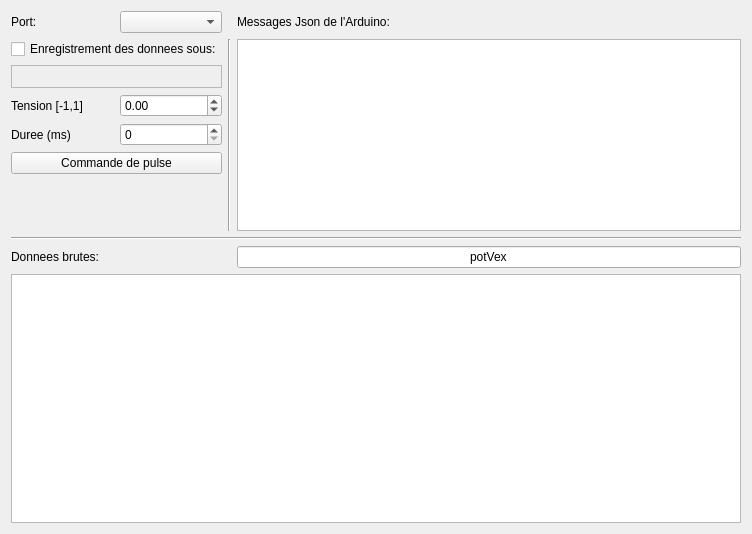
Old version of the form IdentificationParams/identification_Qt/mainwindow.ui in the repository GPr1me/RobotPendule.
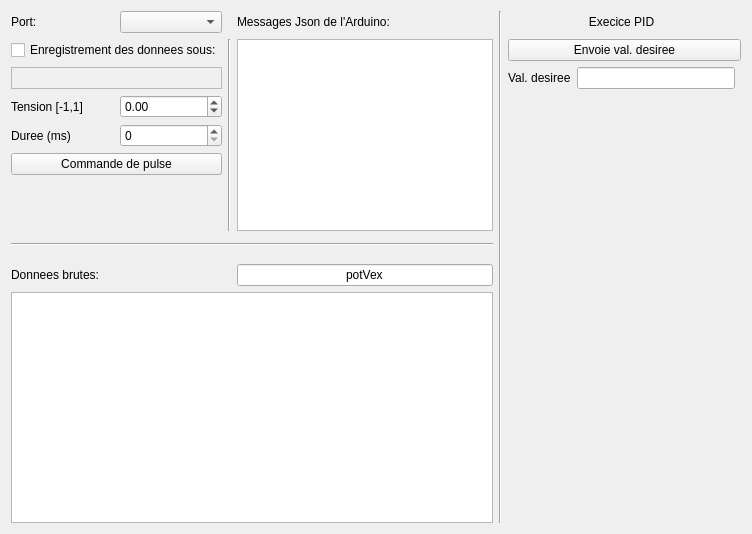
New version of the form.

```diff
--- a/IdentificationParams/identification_Qt/mainwindow.ui
+++ b/IdentificationParams/identification_Qt/mainwindow.ui
@@ -18,28 +18,104 @@
   </property>
   <widget class="QWidget" name="centralWidget">
    <layout class="QGridLayout" name="gridLayout">
-    <item row="3" column="0" colspan="2">
-     <widget class="QCheckBox" name="checkBox">
+    <item row="4" column="3">
+     <widget class="QLabel" name="label_4">
       <property name="text">
-       <string>Enregistrement des donnees sous:</string>
+       <string>Messages Json de l'Arduino:</string>
       </property>
+      <property name="alignment">
+       <set>Qt::AlignLeading|Qt::AlignLeft|Qt::AlignVCenter</set>
+      </property>
      </widget>
     </item>
-    <item row="5" column="0">
+    <item row="5" column="5" colspan="3">
+     <widget class="QPushButton" name="pushButton">
+      <property name="text">
+       <string>Envoie val. desiree</string>
+      </property>
+     </widget>
+    </item>
+    <item row="17" column="0" colspan="4">
+     <widget class="QGraphicsView" name="graphicsView"/>
+    </item>
+    <item row="7" column="0">
      <widget class="QLabel" name="label">
       <property name="text">
        <string>Tension [-1,1]</string>
       </property>
      </widget>
     </item>
-    <item row="6" column="0">
+    <item row="5" column="2" rowspan="7">
+     <widget class="Line" name="line_2">
+      <property name="orientation">
+       <enum>Qt::Vertical</enum>
+      </property>
+     </widget>
+    </item>
+    <item row="6" column="6">
+     <widget class="QLineEdit" name="lineEdit"/>
+    </item>
+    <item row="9" column="0" colspan="2">
+     <widget class="QPushButton" name="pulseButton">
+      <property name="text">
+       <string>Commande de pulse</string>
+      </property>
+     </widget>
+    </item>
+    <item row="5" column="3" rowspan="7">
+     <widget class="QTextBrowser" name="textBrowser">
+      <property name="font">
+       <font>
+        <pointsize>9</pointsize>
+       </font>
+      </property>
+     </widget>
+    </item>
+    <item row="16" column="3">
+     <widget class="QLineEdit" name="JsonKey">
+      <property name="text">
+       <string>potVex</string>
+      </property>
+      <property name="alignment">
+       <set>Qt::AlignCenter</set>
+      </property>
+     </widget>
+    </item>
+    <item row="6" column="0" colspan="2">
+     <widget class="QLabel" name="label_pathCSV">
+      <property name="frameShape">
+       <enum>QFrame::StyledPanel</enum>
+      </property>
+      <property name="text">
+       <string/>
+      </property>
+      <property name="textFormat">
+       <enum>Qt::AutoText</enum>
+      </property>
+     </widget>
+    </item>
+    <item row="8" column="0">
      <widget class="QLabel" name="label_2">
       <property name="text">
        <string>Duree (ms)</string>
       </property>
      </widget>
     </item>
-    <item row="5" column="1">
+    <item row="5" column="0" colspan="2">
+     <widget class="QCheckBox" name="checkBox">
+      <property name="text">
+       <string>Enregistrement des donnees sous:</string>
+      </property>
+     </widget>
+    </item>
+    <item row="13" column="0" colspan="4">
+     <widget class="Line" name="line">
+      <property name="orientation">
+       <enum>Qt::Horizontal</enum>
+      </property>
+     </widget>
+    </item>
+    <item row="7" column="1">
      <widget class="QDoubleSpinBox" name="PWMBox">
       <property name="minimum">
        <double>-1.000000000000000</double>
@@ -52,14 +128,7 @@
       </property>
      </widget>
     </item>
-    <item row="11" column="0" colspan="4">
-     <widget class="Line" name="line">
-      <property name="orientation">
-       <enum>Qt::Horizontal</enum>
-      </property>
-     </widget>
-    </item>
-    <item row="6" column="1">
+    <item row="8" column="1">
      <widget class="QSpinBox" name="DurationBox">
       <property name="keyboardTracking">
        <bool>false</bool>
@@ -75,79 +144,44 @@
       </property>
      </widget>
     </item>
-    <item row="3" column="2" rowspan="7">
-     <widget class="Line" name="line_2">
-      <property name="orientation">
-       <enum>Qt::Vertical</enum>
-      </property>
-     </widget>
-    </item>
-    <item row="7" column="0" colspan="2">
-     <widget class="QPushButton" name="pulseButton">
+    <item row="6" column="5">
+     <widget class="QLabel" name="label_7">
       <property name="text">
-       <string>Commande de pulse</string>
+       <string>Val. desiree</string>
       </property>
      </widget>
     </item>
-    <item row="14" column="0" colspan="3">
+    <item row="16" column="0" colspan="3">
      <widget class="QLabel" name="label_3">
       <property name="text">
        <string>Donnees brutes:</string>
       </property>
      </widget>
     </item>
-    <item row="15" column="0" colspan="4">
-     <widget class="QGraphicsView" name="graphicsView"/>
-    </item>
-    <item row="14" column="3">
-     <widget class="QLineEdit" name="JsonKey">
-      <property name="text">
-       <string>potVex</string>
-      </property>
-      <property name="alignment">
-       <set>Qt::AlignCenter</set>
-      </property>
-     </widget>
-    </item>
-    <item row="0" column="3">
-     <widget class="QLabel" name="label_4">
-      <property name="text">
-       <string>Messages Json de l'Arduino:</string>
-      </property>
-      <property name="alignment">
-       <set>Qt::AlignLeading|Qt::AlignLeft|Qt::AlignVCenter</set>
-      </property>
-     </widget>
-    </item>
-    <item row="3" column="3" rowspan="7">
-     <widget class="QTextBrowser" name="textBrowser">
-      <property name="font">
-       <font>
-        <pointsize>9</pointsize>
-       </font>
-      </property>
-     </widget>
-    </item>
-    <item row="0" column="1">
+    <item row="4" column="1">
      <widget class="QComboBox" name="comboBoxPort"/>
     </item>
-    <item row="0" column="0">
+    <item row="4" column="0">
      <widget class="QLabel" name="label_5">
       <property name="text">
        <string>Port:</string>
       </property>
      </widget>
     </item>
-    <item row="4" column="0" colspan="2">
-     <widget class="QLabel" name="label_pathCSV">
-      <property name="frameShape">
-       <enum>QFrame::StyledPanel</enum>
+    <item row="4" column="4" rowspan="14">
+     <widget class="Line" name="line_3">
+      <property name="orientation">
+       <enum>Qt::Vertical</enum>
       </property>
+     </widget>
+    </item>
+    <item row="4" column="5" colspan="2">
+     <widget class="QLabel" name="label_6">
       <property name="text">
-       <string/>
+       <string>Execice PID</string>
       </property>
-      <property name="textFormat">
-       <enum>Qt::AutoText</enum>
+      <property name="alignment">
+       <set>Qt::AlignCenter</set>
       </property>
      </widget>
     </item>
```
